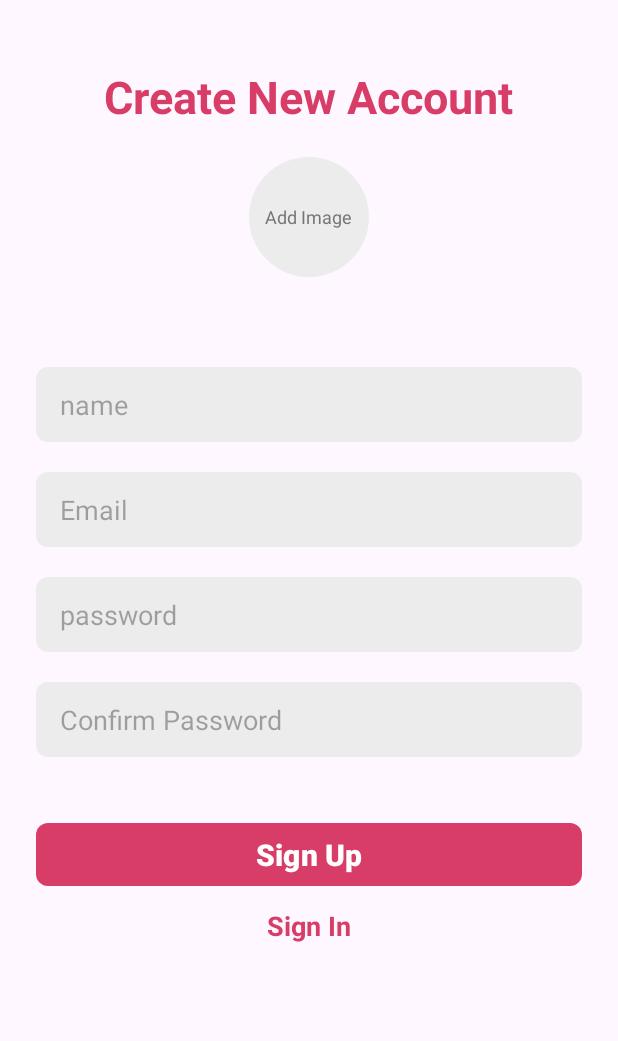
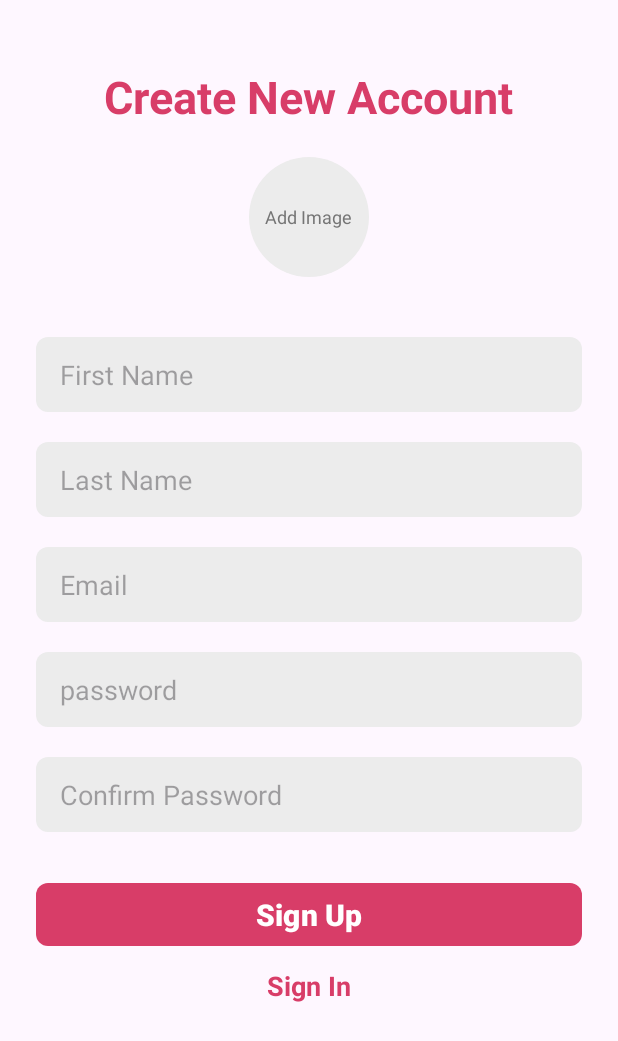
Before and after one commit to Wildermuthk/ChatApp, an Android app: the SignUpActivity screen opened directly, with no data from a screen before it, on a phone screen of 412 x 824 dp. Shown: the top 1041 px of the screen. Run offline under Robolectric (Android 15) with nearby library versions, the phone set to English and light mode, and no system bars; our stand-ins replace Firebase (no records; nobody signed in at launch, a user with empty details on screens opened directly); plain views replace RoundedImageView.

Commit message:
Fixed sign in and sign up to take first name and last name instead of name.

```diff
--- a/app/src/main/java/com/example/chatapp/activities/SignInActivity.java
+++ b/app/src/main/java/com/example/chatapp/activities/SignInActivity.java
@@ -81,7 +81,7 @@ public class SignInActivity extends AppCompatActivity {
 
                         preferenceManager.putBoolean(Constants.KEY_IS_SIGNED_IN, true);
                         preferenceManager.putString(Constants.KEY_USER_ID, documentSnapshot.getId());
-                        preferenceManager.putString(Constants.KEY_NAME, documentSnapshot.getString(Constants.KEY_NAME));
+                        preferenceManager.putString(Constants.KEY_FIRST_NAME, documentSnapshot.getString(Constants.KEY_FIRST_NAME));
                         preferenceManager.putString(Constants.KEY_IMAGE, documentSnapshot.getString(Constants.KEY_IMAGE));
 
                         Intent intent = new Intent(getApplicationContext(),MainActivity.class);
--- a/app/src/main/java/com/example/chatapp/utilities/Constants.java
+++ b/app/src/main/java/com/example/chatapp/utilities/Constants.java
@@ -3,7 +3,9 @@ package com.example.chatapp.utilities;
 public class Constants {
 
     public static final String KEY_COLLECTION_USERS = "User";
-    public static final String KEY_NAME = "name";
+    public static final String KEY_FIRST_NAME = "first name";
+    public static final String KEY_LAST_NAME = "last name";
+
     public static final String KEY_EMAIL = "email";
     public static final String KEY_PASSWORD = "password";
     public static final String KEY_USER_ID = "userid";
--- a/app/src/main/res/layout/activity_sign_up.xml
+++ b/app/src/main/res/layout/activity_sign_up.xml
@@ -52,11 +52,26 @@
         </FrameLayout>
 
         <EditText
-            android:id="@+id/inputName"
+            android:id="@+id/inputFirstName"
             android:layout_width="match_parent"
             android:layout_height="50dp"
-            android:layout_marginTop="60dp"
-            android:hint="@string/name"
+            android:layout_marginTop="40dp"
+            android:hint="@string/first_name"
+            android:background="@drawable/background_input"
+            android:imeOptions="actionNext"
+            android:importantForAutofill="no"
+            android:inputType="text"
+            android:paddingStart="16dp"
+            android:paddingEnd="16dp"
+            android:textColor="@color/text_primary"
+            android:textSize="18sp"/>
+
+        <EditText
+            android:id="@+id/inputLastName"
+            android:layout_width="match_parent"
+            android:layout_height="50dp"
+            android:layout_marginTop="20dp"
+            android:hint="@string/last_name"
             android:background="@drawable/background_input"
             android:imeOptions="actionNext"
             android:importantForAutofill="no"
@@ -116,7 +131,7 @@
         <FrameLayout
             android:layout_width="match_parent"
             android:layout_height="wrap_content"
-            android:layout_marginTop="20dp"
+            android:layout_marginTop="10dp"
             android:animateLayoutChanges="true">
 
         <com.google.android.material.button.MaterialButton
--- a/app/src/main/res/values/strings.xml
+++ b/app/src/main/res/values/strings.xml
@@ -11,4 +11,6 @@
     <string name="name">name</string>
     <string name="confirm_password">Confirm Password</string>
     <string name="sign_up">Sign Up</string>
+    <string name="first_name">First Name</string>
+    <string name="last_name">Last Name</string>
 </resources>
```
Also changed, not shown: app/src/main/java/com/example/chatapp/activities/SignUpActivity.java (+10 -5 lines).
